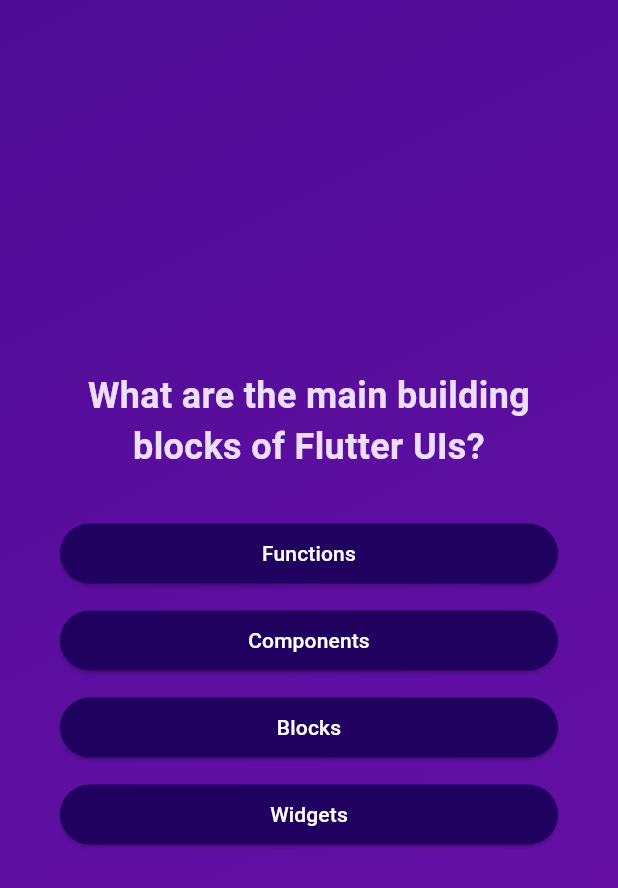
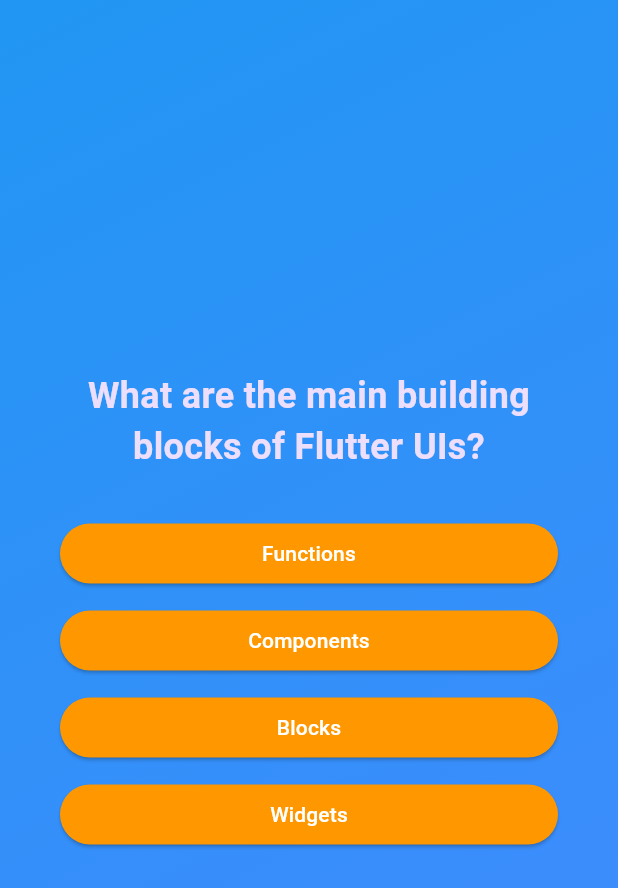
Before and after one commit to joshwawi/CSIT284-Salvador, a Flutter app: the screen it shows after launch, after a tap on "Start Quiz", on a phone screen of 412 x 824 dp. Shown: the top 888 px of the screen. Run offline on Flutter 3.47's test engine with Material 3 defaults, Android fonts, the phone set to English and light mode, and no system bars.

Commit message:
Update background colors

```diff
--- a/lib/main.dart
+++ b/lib/main.dart
@@ -16,9 +16,10 @@
           decoration: const BoxDecoration(
             gradient: LinearGradient(
               colors: [
-                Color.fromARGB(255, 78, 13, 151),
-                Color.fromARGB(255, 107, 15, 168),
-              ],
+                  Colors.blue,
+                  Colors.blueAccent,
+                ],
+
               begin: Alignment.topLeft,
               end: Alignment.bottomRight,
             ),
@@ -153,7 +154,7 @@
                 child: ElevatedButton(
                   onPressed: answerQuestion,
                   style: ElevatedButton.styleFrom(
-                    backgroundColor: const Color.fromARGB(255, 33, 1, 95),
+                    backgroundColor: Colors.orange,
                     foregroundColor: Colors.white,
                     padding: const EdgeInsets.symmetric(
                       vertical: 10,
```
